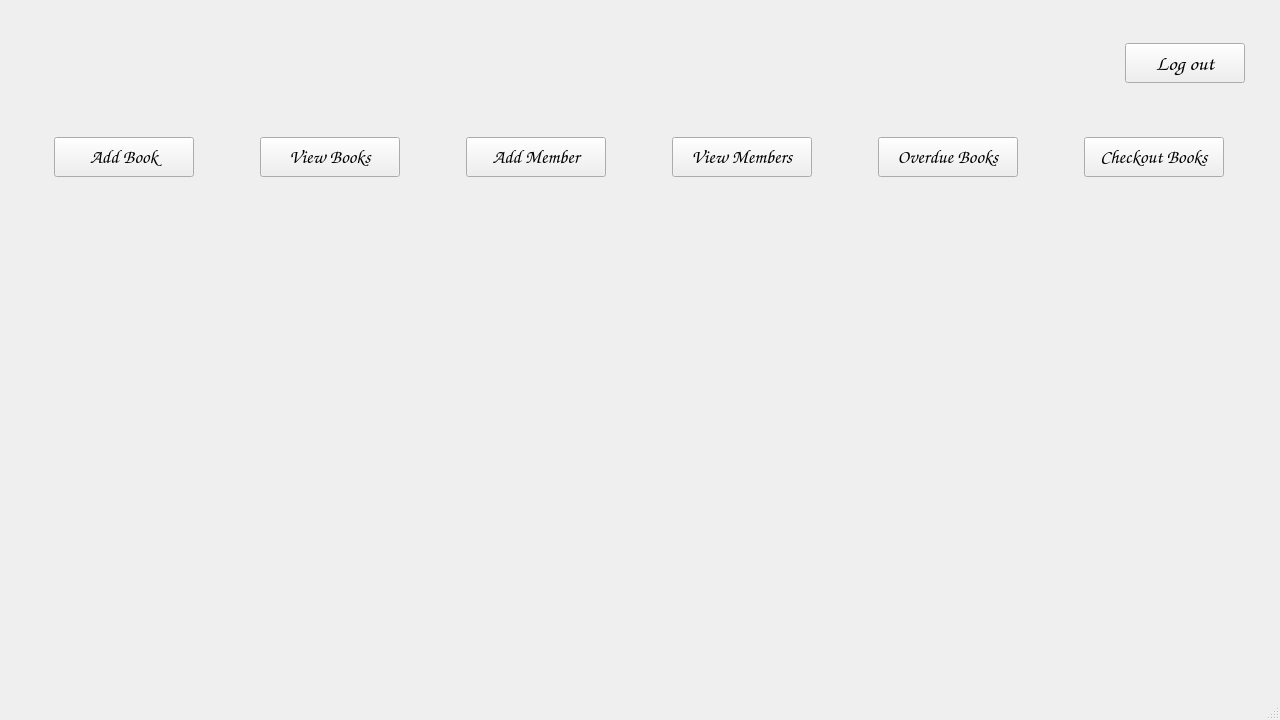
Frederick-Rive/CS106_LibrarySystem_GroupProject, file mainwindow.ui: the form before one commit.
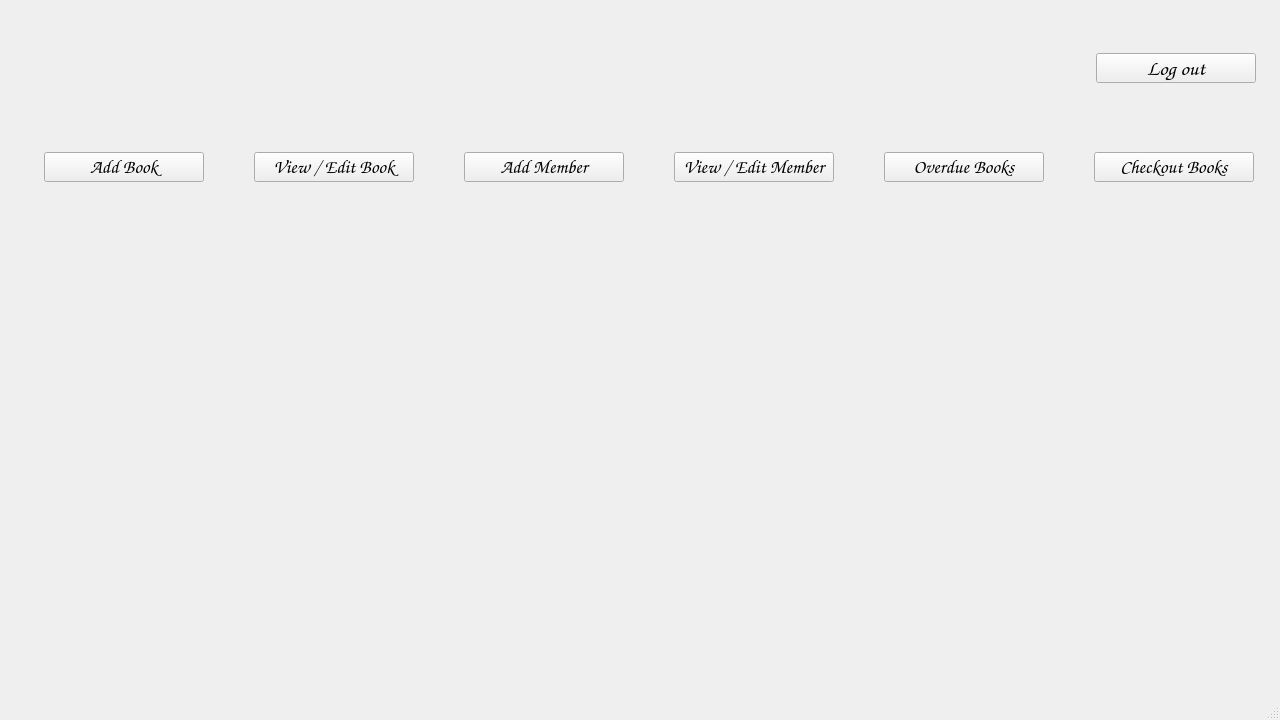
The form after the commit.

```diff
--- a/mainwindow.ui
+++ b/mainwindow.ui
@@ -26,35 +26,51 @@
    <string>MainWindow</string>
   </property>
   <widget class="QWidget" name="centralwidget">
-   <widget class="QWidget" name="">
+   <widget class="QWidget" name="layoutWidget">
     <property name="geometry">
      <rect>
-      <x>-6</x>
-      <y>-5</y>
-      <width>1291</width>
+      <x>0</x>
+      <y>0</y>
+      <width>1298</width>
       <height>691</height>
      </rect>
     </property>
     <layout class="QVBoxLayout" name="verticalLayout">
      <item>
       <layout class="QHBoxLayout" name="horizontalLayout_2">
+       <item>
+        <spacer name="horizontalSpacer_4">
+         <property name="orientation">
+          <enum>Qt::Horizontal</enum>
+         </property>
+         <property name="sizeType">
+          <enum>QSizePolicy::Maximum</enum>
+         </property>
+         <property name="sizeHint" stdset="0">
+          <size>
+           <width>20</width>
+           <height>20</height>
+          </size>
+         </property>
+        </spacer>
+       </item>
        <item>
         <widget class="QLabel" name="logolabel">
          <property name="sizePolicy">
-          <sizepolicy hsizetype="MinimumExpanding" vsizetype="MinimumExpanding">
+          <sizepolicy hsizetype="Minimum" vsizetype="Minimum">
            <horstretch>0</horstretch>
            <verstretch>0</verstretch>
           </sizepolicy>
          </property>
          <property name="minimumSize">
           <size>
-           <width>190</width>
+           <width>340</width>
            <height>120</height>
           </size>
          </property>
          <property name="maximumSize">
           <size>
-           <width>190</width>
+           <width>340</width>
            <height>120</height>
           </size>
          </property>
@@ -68,9 +84,12 @@
          <property name="orientation">
           <enum>Qt::Horizontal</enum>
          </property>
+         <property name="sizeType">
+          <enum>QSizePolicy::Minimum</enum>
+         </property>
          <property name="sizeHint" stdset="0">
           <size>
-           <width>40</width>
+           <width>730</width>
            <height>20</height>
           </size>
          </property>
@@ -86,14 +105,14 @@
          </property>
          <property name="minimumSize">
           <size>
-           <width>120</width>
-           <height>40</height>
+           <width>160</width>
+           <height>30</height>
           </size>
          </property>
          <property name="maximumSize">
           <size>
-           <width>120</width>
-           <height>40</height>
+           <width>160</width>
+           <height>30</height>
           </size>
          </property>
          <property name="font">
@@ -126,13 +145,41 @@
       </layout>
      </item>
      <item>
-      <layout class="QHBoxLayout" name="horizontalLayout">
+      <spacer name="verticalSpacer">
+       <property name="orientation">
+        <enum>Qt::Vertical</enum>
+       </property>
+       <property name="sizeType">
+        <enum>QSizePolicy::Minimum</enum>
+       </property>
+       <property name="sizeHint" stdset="0">
+        <size>
+         <width>10</width>
+         <height>10</height>
+        </size>
+       </property>
+      </spacer>
+     </item>
+     <item>
+      <layout class="QHBoxLayout" name="navmenu">
        <item>
         <widget class="QPushButton" name="addbook_button">
+         <property name="sizePolicy">
+          <sizepolicy hsizetype="Minimum" vsizetype="Minimum">
+           <horstretch>0</horstretch>
+           <verstretch>0</verstretch>
+          </sizepolicy>
+         </property>
+         <property name="minimumSize">
+          <size>
+           <width>160</width>
+           <height>30</height>
+          </size>
+         </property>
          <property name="maximumSize">
           <size>
-           <width>140</width>
-           <height>40</height>
+           <width>160</width>
+           <height>30</height>
           </size>
          </property>
          <property name="font">
@@ -148,10 +195,22 @@
        </item>
        <item>
         <widget class="QPushButton" name="viewbook_button">
+         <property name="sizePolicy">
+          <sizepolicy hsizetype="Minimum" vsizetype="Minimum">
+           <horstretch>0</horstretch>
+           <verstretch>0</verstretch>
+          </sizepolicy>
+         </property>
+         <property name="minimumSize">
+          <size>
+           <width>160</width>
+           <height>30</height>
+          </size>
+         </property>
          <property name="maximumSize">
           <size>
-           <width>140</width>
-           <height>40</height>
+           <width>160</width>
+           <height>30</height>
           </size>
          </property>
          <property name="font">
@@ -161,16 +220,28 @@
           </font>
          </property>
          <property name="text">
-          <string>View Books</string>
+          <string>View / Edit Book</string>
          </property>
         </widget>
        </item>
        <item>
         <widget class="QPushButton" name="addmember_button">
+         <property name="sizePolicy">
+          <sizepolicy hsizetype="Minimum" vsizetype="Minimum">
+           <horstretch>0</horstretch>
+           <verstretch>0</verstretch>
+          </sizepolicy>
+         </property>
+         <property name="minimumSize">
+          <size>
+           <width>160</width>
+           <height>30</height>
+          </size>
+         </property>
          <property name="maximumSize">
           <size>
-           <width>140</width>
-           <height>40</height>
+           <width>160</width>
+           <height>30</height>
           </size>
          </property>
          <property name="font">
@@ -186,10 +257,22 @@
        </item>
        <item>
         <widget class="QPushButton" name="viewmember_button">
+         <property name="sizePolicy">
+          <sizepolicy hsizetype="Minimum" vsizetype="Minimum">
+           <horstretch>0</horstretch>
+           <verstretch>0</verstretch>
+          </sizepolicy>
+         </property>
+         <property name="minimumSize">
+          <size>
+           <width>160</width>
+           <height>30</height>
+          </size>
+         </property>
          <property name="maximumSize">
           <size>
-           <width>140</width>
-           <height>40</height>
+           <width>160</width>
+           <height>30</height>
           </size>
          </property>
          <property name="font">
@@ -199,16 +282,28 @@
           </font>
          </property>
          <property name="text">
-          <string>View Members</string>
+          <string>View / Edit Member</string>
          </property>
         </widget>
        </item>
        <item>
         <widget class="QPushButton" name="overduebooks_button">
+         <property name="sizePolicy">
+          <sizepolicy hsizetype="Minimum" vsizetype="Minimum">
+           <horstretch>0</horstretch>
+           <verstretch>0</verstretch>
+          </sizepolicy>
+         </property>
+         <property name="minimumSize">
+          <size>
+           <width>160</width>
+           <height>30</height>
+          </size>
+         </property>
          <property name="maximumSize">
           <size>
-           <width>140</width>
-           <height>40</height>
+           <width>160</width>
+           <height>30</height>
           </size>
          </property>
          <property name="font">
@@ -224,10 +319,22 @@
        </item>
        <item>
         <widget class="QPushButton" name="checkoutbooks_button">
+         <property name="sizePolicy">
+          <sizepolicy hsizetype="Minimum" vsizetype="Minimum">
+           <horstretch>0</horstretch>
+           <verstretch>0</verstretch>
+          </sizepolicy>
+         </property>
+         <property name="minimumSize">
+          <size>
+           <width>160</width>
+           <height>30</height>
+          </size>
+         </property>
          <property name="maximumSize">
           <size>
-           <width>140</width>
-           <height>40</height>
+           <width>160</width>
+           <height>30</height>
           </size>
          </property>
          <property name="font">
@@ -265,6 +372,21 @@
      </item>
     </layout>
    </widget>
+   <widget class="QLabel" name="headerBackground">
+    <property name="geometry">
+     <rect>
+      <x>0</x>
+      <y>0</y>
+      <width>1280</width>
+      <height>200</height>
+     </rect>
+    </property>
+    <property name="text">
+     <string/>
+    </property>
+   </widget>
+   <zorder>headerBackground</zorder>
+   <zorder>layoutWidget</zorder>
   </widget>
   <widget class="QMenuBar" name="menubar">
    <property name="geometry">
```
